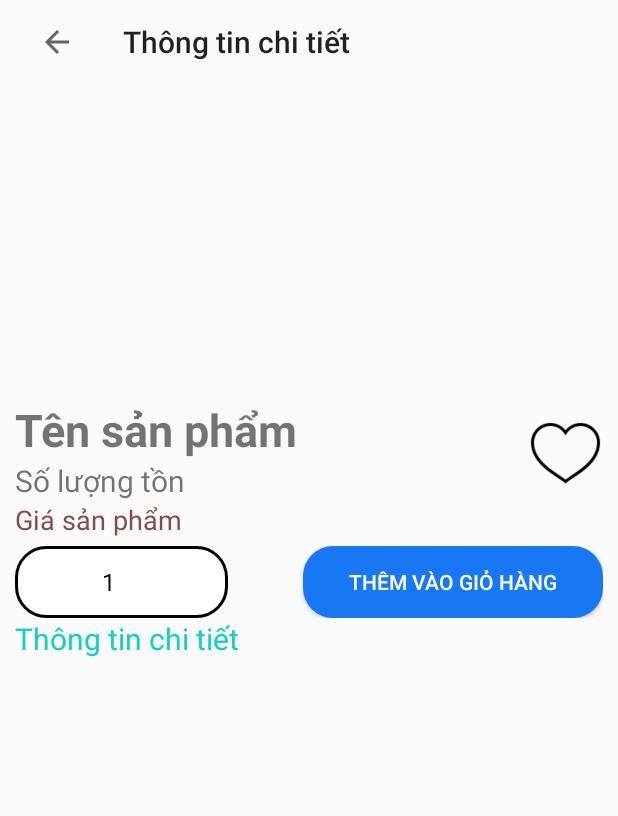
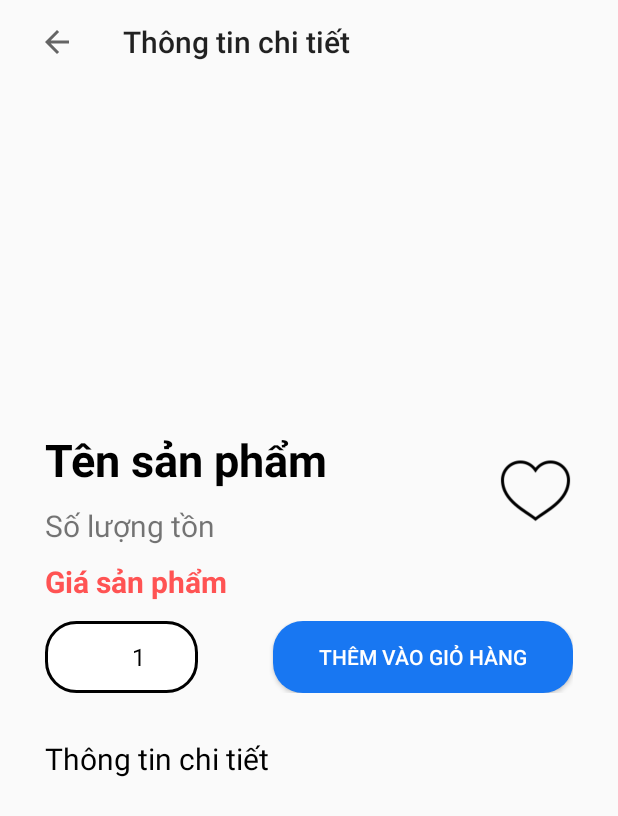
Before and after one commit to NguyenHzviper/Mobile-tiensi-Japan, an Android app: the ProductDetailActivity screen opened directly, with no data from a screen before it, on a phone screen of 412 x 824 dp. Shown: the top 816 px of the screen. Run offline under Robolectric (Android 15) with nearby library versions, the phone set to English and light mode, and no system bars; our stand-ins replace Firebase (no records; nobody signed in at launch, a user with empty details on screens opened directly), Picasso; pictures from the network do not load; 5 statements that could not run were skipped.

Commit message:
update product-detail, produc-home

```diff
--- a/app/src/main/res/drawable-v24/round_corners.xml
+++ b/app/src/main/res/drawable-v24/round_corners.xml
@@ -3,7 +3,7 @@
     android:shape="rectangle">
     <corners android:radius="20dp" />
 
-    <solid android:color="#FAFAFA" />
+    <solid android:color="#FFFFFF" />
     <stroke
         android:width="1dp"
         android:color="#B1BCBE" />
--- a/app/src/main/res/layout/activity_product_detail.xml
+++ b/app/src/main/res/layout/activity_product_detail.xml
@@ -21,7 +21,8 @@
     <ImageView
         android:id="@+id/image_productdetail"
         android:layout_width="match_parent"
-        android:layout_height="200sp" />
+        android:layout_height="200sp"
+        android:layout_marginTop="20dp"/>
 
     <LinearLayout
         android:layout_width="match_parent"
@@ -29,7 +30,8 @@
         android:layout_gravity="center"
         android:layout_marginTop="10dp"
         android:gravity="center"
-        android:orientation="horizontal">
+        android:orientation="horizontal"
+        android:paddingHorizontal="20dp">
 
         <LinearLayout
             android:layout_width="match_parent"
@@ -42,8 +44,10 @@
                 android:layout_width="wrap_content"
                 android:layout_height="wrap_content"
                 android:text="Tên sản phẩm"
+                android:textColor="@color/black"
                 android:textSize="30sp"
-                android:textStyle="bold" />
+                android:textStyle="bold"
+                android:layout_marginBottom="10dp"/>
 
             <TextView
                 android:id="@+id/tv_quantity"
@@ -68,24 +72,30 @@
         android:layout_height="30sp"
         android:gravity="left"
         android:text="Giá sản phẩm"
-        android:textColor="#854B4B"
-        android:textSize="18sp" />
+        android:textColor="@color/purple_700"
+        android:textSize="20sp"
+        android:textStyle="bold"
+        android:layout_marginLeft="20dp"
+        android:layout_marginTop="10dp"/>
 
     <LinearLayout
         android:layout_width="match_parent"
         android:layout_height="wrap_content"
         android:gravity="center"
         android:orientation="horizontal"
-        android:weightSum="1">
+        android:weightSum="1"
+        android:layout_marginTop="10dp"
+        android:layout_marginHorizontal="20dp">
 
         <Spinner
             android:id="@+id/spinner"
-            android:layout_width="200dp"
+            android:layout_width="100dp"
             android:layout_height="wrap_content"
             android:layout_weight="1"
             android:background="@drawable/spinner"
             android:gravity="center"
-            android:paddingLeft="50dp" />
+            android:paddingLeft="50dp"
+            />
 
         <Button
             android:id="@+id/btn_addcart"
@@ -95,20 +105,27 @@
             android:background="@drawable/roundbutton"
             android:gravity="center"
             android:text="Thêm vào giỏ hàng"
-            android:textColor="@color/whiteTextColor" />
+            android:textColor="@color/whiteTextColor"
+            />
     </LinearLayout>
 
     <LinearLayout
         android:layout_width="match_parent"
         android:layout_height="match_parent"
-        android:orientation="vertical">
+        android:orientation="vertical"
+        android:layout_marginTop="10dp"
+        android:layout_margin="20dp"
+        >
 
         <TextView
             android:layout_width="match_parent"
             android:layout_height="wrap_content"
             android:text="Thông tin chi tiết"
-            android:textColor="@color/colorAccent"
-            android:textSize="20sp" />
+            android:textColor="@color/black"
+            android:textSize="20sp"
+            android:paddingTop="10dp"
+            android:paddingBottom="10dp"
+            android:lineHeight="10dp"/>
 
         <ScrollView
             android:layout_width="match_parent"
@@ -119,7 +136,9 @@
                 android:layout_width="match_parent"
                 android:layout_height="wrap_content"
                 android:paddingBottom="10dp"
-                android:textSize="15dp" />
+                android:textSize="15dp"
+                android:lineSpacingMultiplier="0"
+                android:lineSpacingExtra="24sp"/>
         </ScrollView>
 
     </LinearLayout>
--- a/app/src/main/res/layout/activity_search.xml
+++ b/app/src/main/res/layout/activity_search.xml
@@ -44,7 +44,7 @@
             android:id="@+id/searchrecyclerview"
             android:layout_width="match_parent"
             android:layout_height="match_parent"
-            android:layout_margin="5dp"></androidx.recyclerview.widget.RecyclerView>
+            android:layout_margin="20dp"></androidx.recyclerview.widget.RecyclerView>
 
     </androidx.core.widget.NestedScrollView>
 
--- a/app/src/main/res/layout/line_producthome.xml
+++ b/app/src/main/res/layout/line_producthome.xml
@@ -36,11 +36,10 @@
                     android:id="@+id/tvnameproduct"
                     android:layout_width="wrap_content"
                     android:layout_height="wrap_content"
-                    android:gravity="left"
+                    android:gravity="center"
                     android:text="Tên sản phẩm"
                     android:textColor="#000000"
-                    android:textSize="20sp"
-                    />
+                    android:textSize="20sp" />
 
                 <TextView
                     android:id="@+id/tvpriceproduct"
--- a/app/src/main/res/values/colors.xml
+++ b/app/src/main/res/values/colors.xml
@@ -26,6 +26,7 @@
     <color name="darkGray">#27282c</color>
     <color name="mediumGray">#262523</color>
     <color name="deep">#2F2B64</color>
+    <color name="gray_light">#FAFAFA</color>
 
     <color name="light_blue">#bde0fe</color>
 </resources>
```
Also changed, not shown: app/src/main/res/drawable/border_top.xml (added, +15 -0 lines), app/src/main/res/layout/fragment_home.xml (+13 -10 lines).
